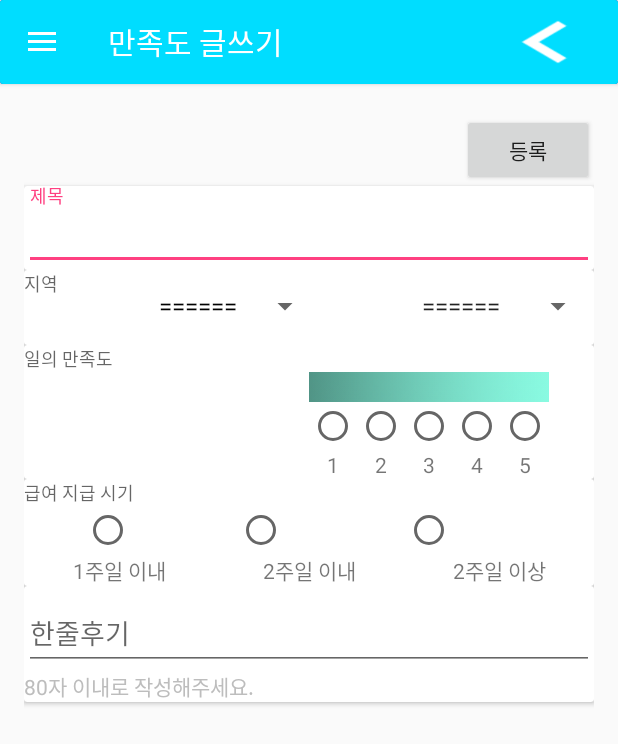
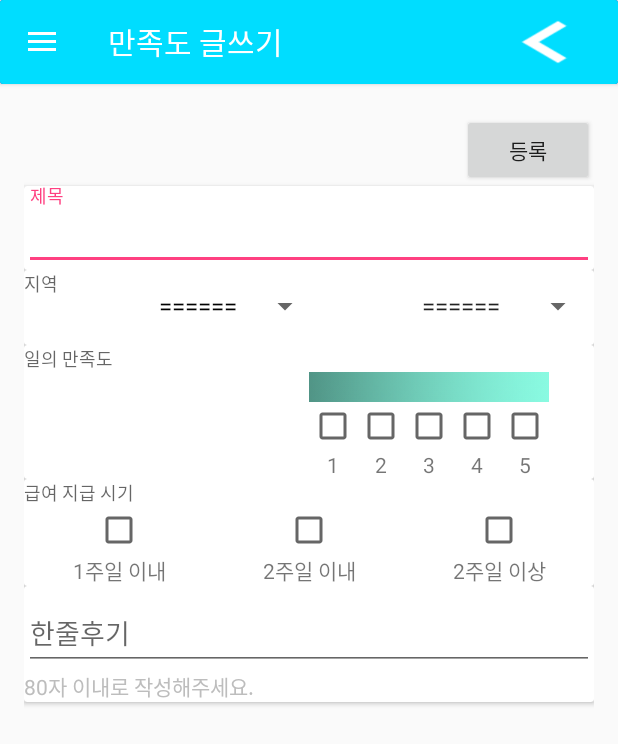
Before and after one commit to fox7958/Haruman, an Android app: the AfterInsertActivity screen opened directly, with no data from a screen before it, on a phone screen of 412 x 824 dp. Shown: the top 744 px of the screen. Run offline under Robolectric (Android 15) with nearby library versions, the phone set to English and light mode, and no system bars.

Commit message:
2015/12/24

```diff
--- a/app/src/main/java/co/kr/skt/haruman/AfterInsertActivity.java
+++ b/app/src/main/java/co/kr/skt/haruman/AfterInsertActivity.java
@@ -15,6 +15,8 @@ import android.view.WindowManager;
 import android.widget.AdapterView;
 import android.widget.ArrayAdapter;
 import android.widget.Button;
+import android.widget.CheckBox;
+import android.widget.CompoundButton;
 import android.widget.EditText;
 import android.widget.LinearLayout;
 import android.widget.Spinner;
@@ -30,6 +32,8 @@ public class AfterInsertActivity extends AppCompatActivity implements Navigation
     ArrayAdapter<CharSequence> boroughspin;
 
     Spinner spinnerTown, spinnerBorough;
+
+    CheckBox check1, check2, check3, check4, check5;
 
     @Override
     protected void onCreate(Bundle savedInstanceState) {
@@ -57,10 +61,10 @@ public class AfterInsertActivity extends AppCompatActivity implements Navigation
                 submitForm();
             }
         });
-        Button substitute = (Button)findViewById(R.id.nav_substitute);
-        Button alba = (Button)findViewById(R.id.nav_alba);
-        Button setting = (Button)findViewById(R.id.nav_setting);
-        Button after = (Button)findViewById(R.id.nav_after);
+        Button substitute = (Button) findViewById(R.id.nav_substitute);
+        Button alba = (Button) findViewById(R.id.nav_alba);
+        Button setting = (Button) findViewById(R.id.nav_setting);
+        Button after = (Button) findViewById(R.id.nav_after);
 
         substitute.setOnClickListener(new View.OnClickListener() {
             @Override
@@ -103,8 +107,70 @@ public class AfterInsertActivity extends AppCompatActivity implements Navigation
             }
         });
 
-        spinnerTown = (Spinner)findViewById(R.id.spinner_after_town_insert);
-        spinnerBorough = (Spinner)findViewById(R.id.spinner_after_borough_insert);
+        check1 = (CheckBox) findViewById(R.id.check1);
+        check2 = (CheckBox) findViewById(R.id.check2);
+        check3 = (CheckBox) findViewById(R.id.check3);
+        check4 = (CheckBox) findViewById(R.id.check4);
+        check5 = (CheckBox) findViewById(R.id.check5);
+
+        check1.setOnCheckedChangeListener(new CompoundButton.OnCheckedChangeListener() {
+            @Override
+            public void onCheckedChanged(CompoundButton buttonView, boolean isChecked) {
+                if (check1.isChecked() == true) {
+                    check2.setChecked(false);
+                    check3.setChecked(false);
+                    check4.setChecked(false);
+                    check5.setChecked(false);
+                }
+            }
+        });
+        check2.setOnCheckedChangeListener(new CompoundButton.OnCheckedChangeListener() {
+            @Override
+            public void onCheckedChanged(CompoundButton buttonView, boolean isChecked) {
+                if (check2.isChecked() == true) {
+                    check1.setChecked(false);
+                    check3.setChecked(false);
+                    check4.setChecked(false);
+                    check5.setChecked(false);
+                }
+            }
+        });
+        check3.setOnCheckedChangeListener(new CompoundButton.OnCheckedChangeListener() {
+            @Override
+            public void onCheckedChanged(CompoundButton buttonView, boolean isChecked) {
+                if (check3.isChecked() == true) {
+                    check1.setChecked(false);
+                    check2.setChecked(false);
+                    check4.setChecked(false);
+                    check5.setChecked(false);
+                }
+            }
+        });
+        check4.setOnCheckedChangeListener(new CompoundButton.OnCheckedChangeListener() {
+            @Override
+            public void onCheckedChanged(CompoundButton buttonView, boolean isChecked) {
+                if (check4.isChecked() == true) {
+                    check1.setChecked(false);
+                    check2.setChecked(false);
+                    check3.setChecked(false);
+                    check5.setChecked(false);
+                }
+            }
+        });
+        check5.setOnCheckedChangeListener(new CompoundButton.OnCheckedChangeListener() {
+            @Override
+            public void onCheckedChanged(CompoundButton buttonView, boolean isChecked) {
+                if (check5.isChecked() == true) {
+                    check1.setChecked(false);
+                    check2.setChecked(false);
+                    check3.setChecked(false);
+                    check4.setChecked(false);
+                }
+            }
+        });
+
+        spinnerTown = (Spinner) findViewById(R.id.spinner_after_town_insert);
+        spinnerBorough = (Spinner) findViewById(R.id.spinner_after_borough_insert);
 
         townspin = ArrayAdapter.createFromResource(this, R.array.spinner_town, R.layout.support_simple_spinner_dropdown_item);
         townspin.setDropDownViewResource(R.layout.support_simple_spinner_dropdown_item);
@@ -130,7 +196,7 @@ public class AfterInsertActivity extends AppCompatActivity implements Navigation
                                 mlnitSpinner = true;
                                 return;
                             }
-                            Toast.makeText(AfterInsertActivity.this, boroughspin.getItem(position), Toast.LENGTH_SHORT).show();
+
                         }
 
                         @Override
@@ -166,7 +232,7 @@ public class AfterInsertActivity extends AppCompatActivity implements Navigation
 
             }
         });
-        Button btnBack = (Button)findViewById(R.id.btn_back_after_insert);
+        Button btnBack = (Button) findViewById(R.id.btn_back_after_insert);
         btnBack.setOnClickListener(new View.OnClickListener() {
             @Override
             public void onClick(View v) {
@@ -176,17 +242,14 @@ public class AfterInsertActivity extends AppCompatActivity implements Navigation
     }
 
 
-
-
-
     private void submitForm() {
         if (!validateTitle()) {
             return;
         }
-        if(!validateContent()){
+        if (!validateContent()) {
             return;
         }
-        LinearLayout sub = (LinearLayout)findViewById(R.id.sub);
+        LinearLayout sub = (LinearLayout) findViewById(R.id.sub);
 //        Snackbar snackbar = Snackbar.make(sub, "등록되었습니다.", Snackbar.LENGTH_LONG);
 //        snackbar.show();
         Toast.makeText(AfterInsertActivity.this, "등록되었습니다.", Toast.LENGTH_SHORT).show();
@@ -206,8 +269,6 @@ public class AfterInsertActivity extends AppCompatActivity implements Navigation
 
         return true;
     }
-
-
 
 
     @Override
--- a/app/src/main/res/layout/content_after_insert.xml
+++ b/app/src/main/res/layout/content_after_insert.xml
@@ -102,11 +102,11 @@
                             android:gravity="right">
 
                             <Spinner
-                                android:entries="@array/spinner_borough_seoul"
                                 android:id="@+id/spinner_after_borough_insert"
                                 android:layout_width="wrap_content"
                                 android:layout_height="wrap_content"
-                                android:layout_gravity="center"></Spinner>
+                                android:layout_gravity="center"
+                                android:entries="@array/spinner_borough_seoul"></Spinner>
 
                         </LinearLayout>
                     </LinearLayout>
@@ -159,38 +159,31 @@
                             android:layout_width="wrap_content"
                             android:layout_height="wrap_content">
 
-                            <RadioGroup
-                                android:id="@+id/after_group"
-                                android:layout_width="wrap_content"
-                                android:layout_height="wrap_content"
-                                android:orientation="horizontal">
-
-                                <RadioButton
-                                    android:id="@+id/after_button1"
+                            <CheckBox
+                                android:id="@+id/check1"
                                 android:layout_width="wrap_content"
                                 android:layout_height="wrap_content" />
 
-                                <RadioButton
-                                    android:id="@+id/after_button2"
+                            <CheckBox
+                                android:id="@+id/check2"
                                 android:layout_width="wrap_content"
                                 android:layout_height="wrap_content" />
 
-                                <RadioButton
-                                    android:id="@+id/after_button3"
+                            <CheckBox
+                                android:id="@+id/check3"
                                 android:layout_width="wrap_content"
                                 android:layout_height="wrap_content" />
 
-                                <RadioButton
-                                    android:id="@+id/after_button4"
+                            <CheckBox
+                                android:id="@+id/check4"
                                 android:layout_width="wrap_content"
                                 android:layout_height="wrap_content" />
 
-                                <RadioButton
-                                    android:id="@+id/after_button5"
+                            <CheckBox
+                                android:id="@+id/check5"
                                 android:layout_width="wrap_content"
                                 android:layout_height="wrap_content" />
 
-                            </RadioGroup>
                         </LinearLayout>
 
                         <LinearLayout
@@ -272,33 +265,45 @@
 
                         <LinearLayout
                             android:layout_width="match_parent"
-                            android:layout_height="wrap_content">
+                            android:layout_height="wrap_content"
+                            android:gravity="center">
 
-                            <RadioGroup
-                                android:id="@+id/after_pay"
-                                android:layout_width="match_parent"
+                            <LinearLayout
+                                android:gravity="center"
+                                android:layout_width="wrap_content"
                                 android:layout_height="wrap_content"
-                                android:orientation="horizontal">
+                                android:layout_weight="1">
 
-                                <RadioButton
-                                    android:layout_marginLeft="40dp"
-                                    android:id="@+id/pay_button1"
+                                <CheckBox
+                                    android:id="@+id/check1week"
                                     android:layout_width="wrap_content"
                                     android:layout_height="wrap_content" />
+                            </LinearLayout>
 
-                                <RadioButton
-                                    android:layout_marginLeft="70dp"
-                                    android:id="@+id/pay_button2"
+                            <LinearLayout
+                                android:gravity="center"
+                                android:layout_width="wrap_content"
+                                android:layout_height="wrap_content"
+                                android:layout_weight="1">
+
+                                <CheckBox
+                                    android:id="@+id/check2week"
                                     android:layout_width="wrap_content"
                                     android:layout_height="wrap_content" />
+                            </LinearLayout>
 
-                                <RadioButton
-                                    android:layout_marginLeft="80dp"
-                                    android:id="@+id/pay_button3"
+                            <LinearLayout
+                                android:gravity="center"
+                                android:layout_width="wrap_content"
+                                android:layout_height="wrap_content"
+                                android:layout_weight="1">
+
+                                <CheckBox
+                                    android:id="@+id/check1month"
                                     android:layout_width="wrap_content"
                                     android:layout_height="wrap_content" />
+                            </LinearLayout>
 
-                            </RadioGroup>
                         </LinearLayout>
 
                         <LinearLayout
@@ -348,18 +353,18 @@
                 android:layout_height="wrap_content">
 
                 <EditText
-                    android:maxLength="80"
                     android:id="@+id/edit_content_insert"
                     android:layout_width="match_parent"
                     android:layout_height="match_parent"
                     android:ems="13"
-                    android:hint="한줄후기" />
+                    android:hint="한줄후기"
+                    android:maxLength="80" />
 
                 <TextView
-                    android:textColor="#bdbdbd"
                     android:layout_width="wrap_content"
                     android:layout_height="wrap_content"
-                    android:text="80자 이내로 작성해주세요."/>
+                    android:text="80자 이내로 작성해주세요."
+                    android:textColor="#bdbdbd" />
             </android.support.design.widget.TextInputLayout>
 
         </LinearLayout>
```
Lines whose indentation alone changed are shown as unchanged.
